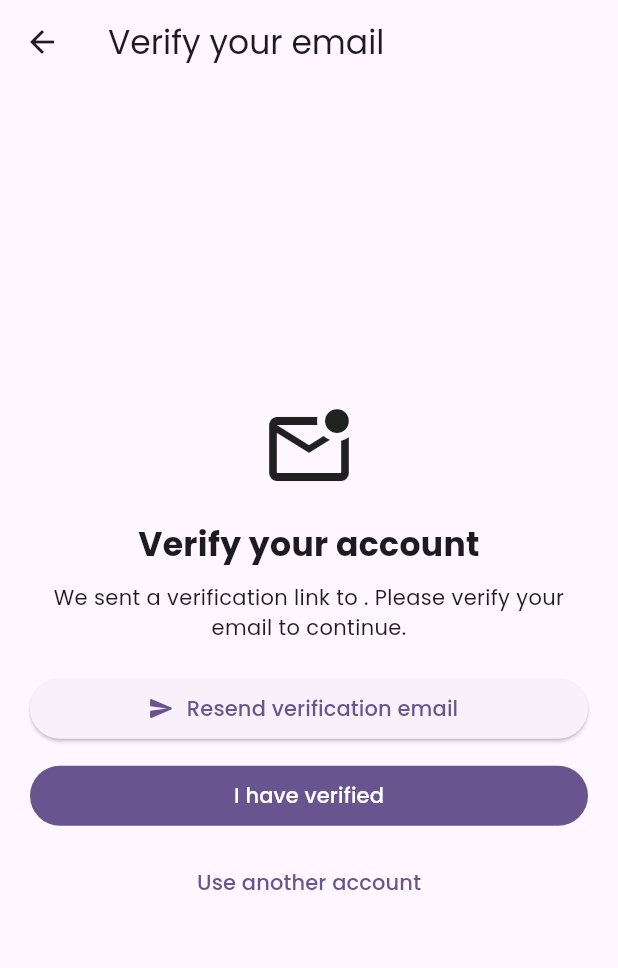
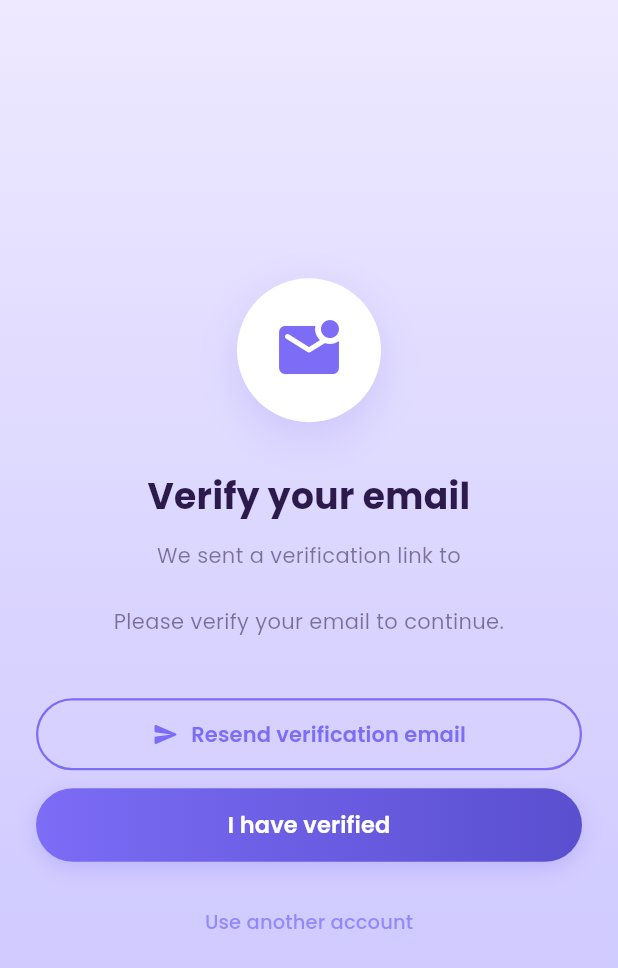
Before and after one commit to kalviumcommunity/S84_CloudLearn_Mobile_App_CloudCoders, a Flutter app: the EmailVerificationScreen screen opened directly, on a phone screen of 412 x 824 dp. Shown: the top 968 px of the screen. Run offline on Flutter 3.47's test engine with Material 3 defaults, Android fonts, the phone set to English and light mode, and no system bars; our stand-ins replace cloud_firestore, file_picker, firebase_auth, firebase_core, firebase_storage, fl_chart and 4 more; accounts and stored records are empty.

Commit message:
UI: restyle email verification screen to match purple gradient theme

```diff
--- a/flut/lib/screens/email_verification_screen.dart
+++ b/flut/lib/screens/email_verification_screen.dart
@@ -1,4 +1,5 @@
 import 'package:flutter/material.dart';
+import 'package:google_fonts/google_fonts.dart';
 
 import '../services/auth_service.dart';
 
@@ -6,17 +7,38 @@ class EmailVerificationScreen extends StatefulWidget {
   const EmailVerificationScreen({super.key});
 
   @override
-  State<EmailVerificationScreen> createState() => _EmailVerificationScreenState();
+  State<EmailVerificationScreen> createState() =>
+      _EmailVerificationScreenState();
 }
 
-class _EmailVerificationScreenState extends State<EmailVerificationScreen> {
+class _EmailVerificationScreenState extends State<EmailVerificationScreen>
+    with SingleTickerProviderStateMixin {
   final AuthService _authService = AuthService();
   bool _loading = false;
+
+  late final AnimationController _fadeCtrl;
+  late final Animation<double> _fadeAnim;
+
+  @override
+  void initState() {
+    super.initState();
+    _fadeCtrl = AnimationController(
+      vsync: this,
+      duration: const Duration(milliseconds: 600),
+    );
+    _fadeAnim = CurvedAnimation(parent: _fadeCtrl, curve: Curves.easeOut);
+    _fadeCtrl.forward();
+  }
+
+  @override
+  void dispose() {
+    _fadeCtrl.dispose();
+    super.dispose();
+  }
 
   Future<void> _resendVerificationEmail() async {
     if (_loading) return;
     setState(() => _loading = true);
-
     try {
       await _authService.resendVerificationEmail();
       if (!mounted) return;
@@ -36,14 +58,13 @@ class _EmailVerificationScreenState extends State<EmailVerificationScreen> {
   Future<void> _iHaveVerified() async {
     if (_loading) return;
     setState(() => _loading = true);
-
     try {
       final verified = await _authService.isCurrentUserEmailVerified();
       if (!mounted) return;
-
       if (!verified) {
         ScaffoldMessenger.of(context).showSnackBar(
-          const SnackBar(content: Text('Email is not verified yet. Please check your inbox.')),
+          const SnackBar(
+              content: Text('Email not verified yet. Please check your inbox.')),
         );
       }
     } catch (e) {
@@ -56,55 +77,166 @@ class _EmailVerificationScreenState extends State<EmailVerificationScreen> {
     }
   }
 
-  Future<void> _signOut() async {
-    await _authService.signOut();
-  }
-
   @override
   Widget build(BuildContext context) {
     final email = _authService.currentUser?.email ?? 'your email';
 
     return Scaffold(
-      appBar: AppBar(title: const Text('Verify your email')),
-      body: Center(
-        child: Padding(
-          padding: const EdgeInsets.all(20),
-          child: ConstrainedBox(
-            constraints: const BoxConstraints(maxWidth: 500),
-            child: Column(
-              mainAxisSize: MainAxisSize.min,
-              crossAxisAlignment: CrossAxisAlignment.stretch,
-              children: [
-                const Icon(Icons.mark_email_unread_outlined, size: 64),
-                const SizedBox(height: 16),
-                const Text(
-                  'Verify your account',
-                  textAlign: TextAlign.center,
-                  style: TextStyle(fontSize: 22, fontWeight: FontWeight.w700),
+      body: DecoratedBox(
+        decoration: const BoxDecoration(
+          gradient: LinearGradient(
+            begin: Alignment.topCenter,
+            end: Alignment.bottomCenter,
+            colors: [Color(0xFFEEE9FF), Color(0xFFD9D4FF), Color(0xFFC9C3FF)],
+          ),
+        ),
+        child: SafeArea(
+          child: FadeTransition(
+            opacity: _fadeAnim,
+            child: Center(
+              child: SingleChildScrollView(
+                padding: const EdgeInsets.all(24),
+                child: ConstrainedBox(
+                  constraints: const BoxConstraints(maxWidth: 420),
+                  child: Column(
+                    mainAxisSize: MainAxisSize.min,
+                    children: [
+                      // Icon
+                      Container(
+                        width: 96,
+                        height: 96,
+                        decoration: BoxDecoration(
+                          color: Colors.white,
+                          shape: BoxShape.circle,
+                          boxShadow: [
+                            BoxShadow(
+                              color: const Color(0xFF7C6CF6).withValues(alpha: 0.2),
+                              blurRadius: 24,
+                              offset: const Offset(0, 8),
+                            ),
+                          ],
+                        ),
+                        child: const Icon(
+                          Icons.mark_email_unread_rounded,
+                          size: 48,
+                          color: Color(0xFF7C6CF6),
+                        ),
+                      ),
+                      const SizedBox(height: 32),
+
+                      // Title
+                      Text(
+                        'Verify your email',
+                        textAlign: TextAlign.center,
+                        style: GoogleFonts.poppins(
+                          fontSize: 24,
+                          fontWeight: FontWeight.w700,
+                          color: const Color(0xFF2D1A4D),
+                        ),
+                      ),
+                      const SizedBox(height: 12),
+
+                      // Subtitle
+                      Text(
+                        'We sent a verification link to\n$email\nPlease verify your email to continue.',
+                        textAlign: TextAlign.center,
+                        style: GoogleFonts.poppins(
+                          fontSize: 14,
+                          color: const Color(0xFF2D1A4D).withValues(alpha: 0.55),
+                          height: 1.6,
+                        ),
+                      ),
+                      const SizedBox(height: 40),
+
+                      // Resend button
+                      SizedBox(
+                        width: double.infinity,
+                        child: OutlinedButton.icon(
+                          onPressed: _loading ? null : _resendVerificationEmail,
+                          icon: const Icon(Icons.send_rounded, size: 18),
+                          label: Text(
+                            'Resend verification email',
+                            style: GoogleFonts.poppins(
+                              fontWeight: FontWeight.w600,
+                              fontSize: 14,
+                            ),
+                          ),
+                          style: OutlinedButton.styleFrom(
+                            foregroundColor: const Color(0xFF7C6CF6),
+                            side: const BorderSide(
+                                color: Color(0xFF7C6CF6), width: 1.5),
+                            padding: const EdgeInsets.symmetric(vertical: 14),
+                            shape: RoundedRectangleBorder(
+                                borderRadius: BorderRadius.circular(30)),
+                          ),
+                        ),
+                      ),
+                      const SizedBox(height: 12),
+
+                      // I have verified button
+                      SizedBox(
+                        width: double.infinity,
+                        child: _loading
+                            ? const Center(
+                                child: CircularProgressIndicator(
+                                    color: Color(0xFF7C6CF6)))
+                            : DecoratedBox(
+                                decoration: BoxDecoration(
+                                  gradient: const LinearGradient(
+                                    colors: [
+                                      Color(0xFF7C6CF6),
+                                      Color(0xFF5A4FCF)
+                                    ],
+                                  ),
+                                  borderRadius: BorderRadius.circular(30),
+                                  boxShadow: const [
+                                    BoxShadow(
+                                      color: Color(0x447C6CF6),
+                                      blurRadius: 12,
+                                      offset: Offset(0, 4),
+                                    ),
+                                  ],
+                                ),
+                                child: ElevatedButton(
+                                  onPressed: _iHaveVerified,
+                                  style: ElevatedButton.styleFrom(
+                                    backgroundColor: Colors.transparent,
+                                    shadowColor: Colors.transparent,
+                                    padding: const EdgeInsets.symmetric(
+                                        vertical: 14),
+                                    shape: RoundedRectangleBorder(
+                                        borderRadius:
+                                            BorderRadius.circular(30)),
+                                  ),
+                                  child: Text(
+                                    'I have verified',
+                                    style: GoogleFonts.poppins(
+                                      color: Colors.white,
+                                      fontWeight: FontWeight.w600,
+                                      fontSize: 15,
+                                    ),
+                                  ),
+                                ),
+                              ),
+                      ),
+                      const SizedBox(height: 16),
+
+                      // Use another account
+                      TextButton(
+                        onPressed: _loading ? null : _authService.signOut,
+                        child: Text(
+                          'Use another account',
+                          style: GoogleFonts.poppins(
+                            color: const Color(0xFF7C6CF6).withValues(alpha: 0.7),
+                            fontSize: 13,
+                            fontWeight: FontWeight.w500,
+                          ),
+                        ),
+                      ),
+                    ],
+                  ),
                 ),
-                const SizedBox(height: 10),
-                Text(
-                  'We sent a verification link to $email. Please verify your email to continue.',
-                  textAlign: TextAlign.center,
-                  style: const TextStyle(fontSize: 14),
-                ),
-                const SizedBox(height: 20),
-                ElevatedButton.icon(
-                  onPressed: _loading ? null : _resendVerificationEmail,
-                  icon: const Icon(Icons.send_rounded),
-                  label: const Text('Resend verification email'),
-                ),
-                const SizedBox(height: 10),
-                FilledButton(
-                  onPressed: _loading ? null : _iHaveVerified,
-                  child: const Text('I have verified'),
-                ),
-                const SizedBox(height: 10),
-                TextButton(
-                  onPressed: _loading ? null : _signOut,
-                  child: const Text('Use another account'),
-                ),
-              ],
+              ),
             ),
           ),
         ),
```
